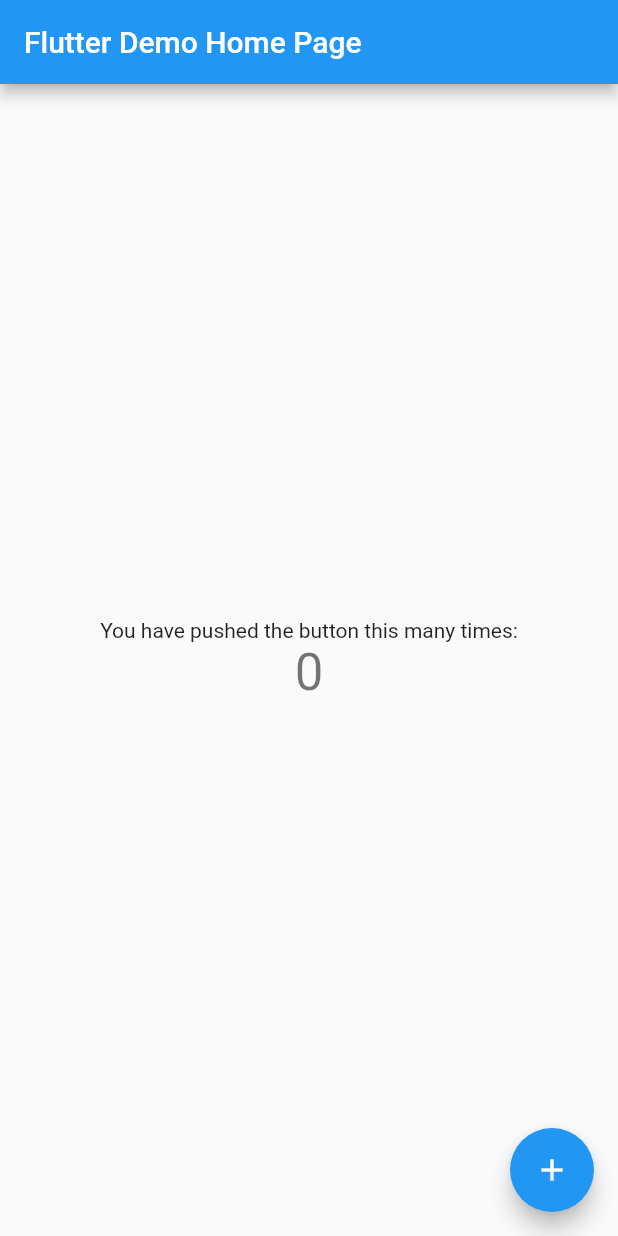
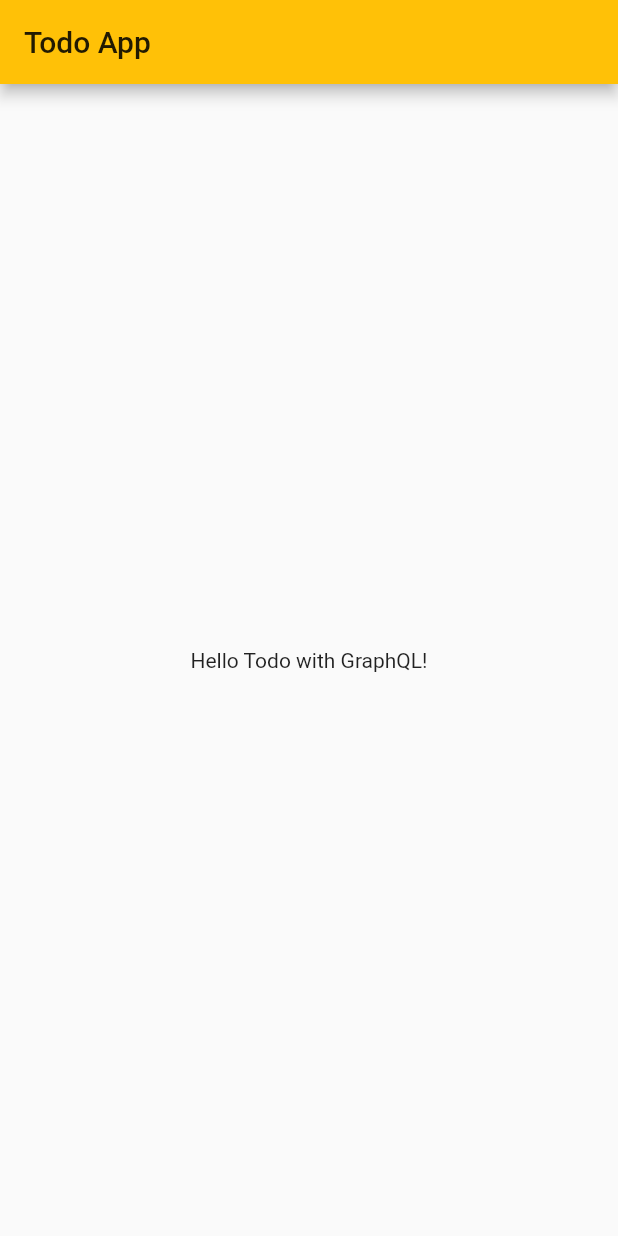
Before and after one commit to JELaVallee/todo_flutter_gql_demo, a Flutter app: the screen it shows after launch, on a phone screen of 412 x 824 dp. Run offline on Flutter 3.47's test engine with Material 2 defaults, Android fonts, the phone set to English and light mode, and no system bars; missing offline and left inert: amplify_api, amplify_flutter.

Commit message:
Cleaned up to amplify_api service only, fixed minsdk issue in Android build.

```diff
--- a/lib/main.dart
+++ b/lib/main.dart
@@ -1,117 +1,24 @@
 import 'package:flutter/material.dart';
+import 'package:amplify_flutter/amplify.dart';
+import 'package:amplify_api/amplify_api.dart';
+// Amplify configuration
+import 'amplifyconfiguration.dart';
 
-void main() {
-  runApp(MyApp());
-}
+void main() => runApp(TodoApp());
 
-class MyApp extends StatelessWidget {
-  // This widget is the root of your application.
+class TodoApp extends StatelessWidget {
   @override
   Widget build(BuildContext context) {
     return MaterialApp(
-      title: 'Flutter Demo',
-      theme: ThemeData(
-        // This is the theme of your application.
-        //
-        // Try running your application with "flutter run". You'll see the
-        // application has a blue toolbar. Then, without quitting the app, try
-        // changing the primarySwatch below to Colors.green and then invoke
-        // "hot reload" (press "r" in the console where you ran "flutter run",
-        // or simply save your changes to "hot reload" in a Flutter IDE).
-        // Notice that the counter didn't reset back to zero; the application
-        // is not restarted.
-        primarySwatch: Colors.blue,
-        // This makes the visual density adapt to the platform that you run
-        // the app on. For desktop platforms, the controls will be smaller and
-        // closer together (more dense) than on mobile platforms.
-        visualDensity: VisualDensity.adaptivePlatformDensity,
-      ),
-      home: MyHomePage(title: 'Flutter Demo Home Page'),
-    );
+        title: 'Todo App',
+        theme: ThemeData(
+          primarySwatch: Colors.amber,
+          visualDensity: VisualDensity.adaptivePlatformDensity,
+        ),
+        home: Scaffold(
+            appBar: AppBar(
+              title: Text('Todo App'),
+            ),
+            body: Center(child: Text('Hello Todo with GraphQL!'))));
   }
 }
-
-class MyHomePage extends StatefulWidget {
-  MyHomePage({Key key, this.title}) : super(key: key);
-
-  // This widget is the home page of your application. It is stateful, meaning
-  // that it has a State object (defined below) that contains fields that affect
-  // how it looks.
-
-  // This class is the configuration for the state. It holds the values (in this
-  // case the title) provided by the parent (in this case the App widget) and
-  // used by the build method of the State. Fields in a Widget subclass are
-  // always marked "final".
-
-  final String title;
-
-  @override
-  _MyHomePageState createState() => _MyHomePageState();
-}
-
-class _MyHomePageState extends State<MyHomePage> {
-  int _counter = 0;
-
-  void _incrementCounter() {
-    setState(() {
-      // This call to setState tells the Flutter framework that something has
-      // changed in this State, which causes it to rerun the build method below
-      // so that the display can reflect the updated values. If we changed
-      // _counter without calling setState(), then the build method would not be
-      // called again, and so nothing would appear to happen.
-      _counter++;
-    });
-  }
-
-  @override
-  Widget build(BuildContext context) {
-    // This method is rerun every time setState is called, for instance as done
-    // by the _incrementCounter method above.
-    //
-    // The Flutter framework has been optimized to make rerunning build methods
-    // fast, so that you can just rebuild anything that needs updating rather
-    // than having to individually change instances of widgets.
-    return Scaffold(
-      appBar: AppBar(
-        // Here we take the value from the MyHomePage object that was created by
-        // the App.build method, and use it to set our appbar title.
-        title: Text(widget.title),
-      ),
-      body: Center(
-        // Center is a layout widget. It takes a single child and positions it
-        // in the middle of the parent.
-        child: Column(
-          // Column is also a layout widget. It takes a list of children and
-          // arranges them vertically. By default, it sizes itself to fit its
-          // children horizontally, and tries to be as tall as its parent.
-          //
-          // Invoke "debug painting" (press "p" in the console, choose the
-          // "Toggle Debug Paint" action from the Flutter Inspector in Android
-          // Studio, or the "Toggle Debug Paint" command in Visual Studio Code)
-          // to see the wireframe for each widget.
-          //
-          // Column has various properties to control how it sizes itself and
-          // how it positions its children. Here we use mainAxisAlignment to
-          // center the children vertically; the main axis here is the vertical
-          // axis because Columns are vertical (the cross axis would be
-          // horizontal).
-          mainAxisAlignment: MainAxisAlignment.center,
-          children: <Widget>[
-            Text(
-              'You have pushed the button this many times:',
-            ),
-            Text(
-              '$_counter',
-              style: Theme.of(context).textTheme.headline4,
-            ),
-          ],
-        ),
-      ),
-      floatingActionButton: FloatingActionButton(
-        onPressed: _incrementCounter,
-        tooltip: 'Increment',
-        child: Icon(Icons.add),
-      ), // This trailing comma makes auto-formatting nicer for build methods.
-    );
-  }
-}
--- a/pubspec.yaml
+++ b/pubspec.yaml
@@ -1,5 +1,5 @@
 name: todo_flutter_gql_demo
-description: A new Flutter project.
+description: A Todo App demonstrating AWS Amplify/AppSync integration
 
 # The following line prevents the package from being accidentally published to
 # pub.dev using `pub publish`. This is preferred for private packages.
@@ -23,6 +23,9 @@ environment:
 dependencies:
   flutter:
     sdk: flutter
+
+  amplify_flutter: '<1.0.0'
+  amplify_api: '<1.0.0'
 
 
   # The following adds the Cupertino Icons font to your application.
```
Also changed, not shown: pubspec.lock, 3 other files.
